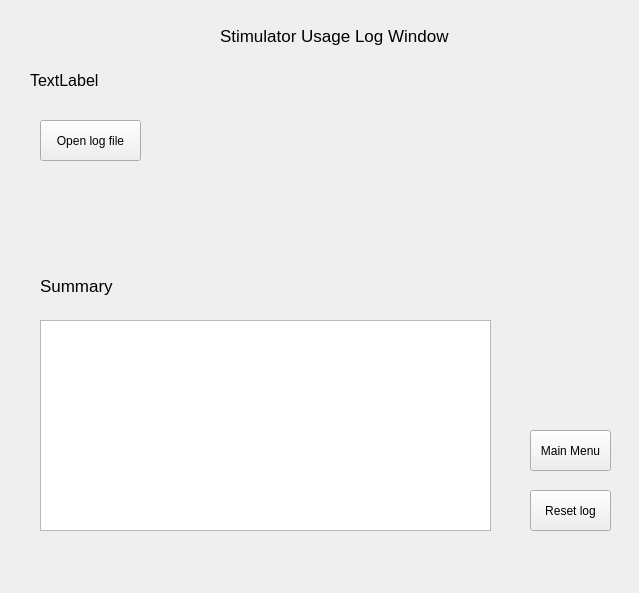
First picture: the form in POML060_v1/stimulatorlogwindow.ui, repository viniltc/POML060, before the edit.
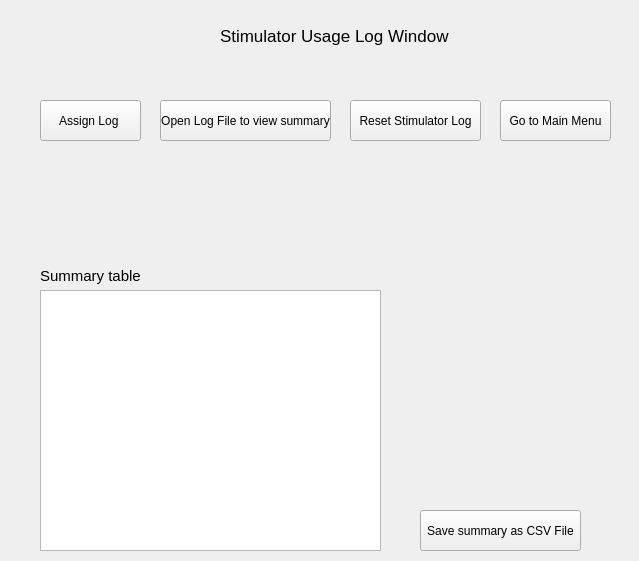
Second picture: the form after the edit.

```diff
--- a/POML060_v1/stimulatorlogwindow.ui
+++ b/POML060_v1/stimulatorlogwindow.ui
@@ -7,7 +7,7 @@
     <x>0</x>
     <y>0</y>
     <width>639</width>
-    <height>593</height>
+    <height>561</height>
    </rect>
   </property>
   <property name="windowTitle">
@@ -34,36 +34,36 @@
   <widget class="QPushButton" name="pushButton">
    <property name="geometry">
     <rect>
-     <x>530</x>
-     <y>430</y>
-     <width>81</width>
+     <x>500</x>
+     <y>100</y>
+     <width>111</width>
      <height>41</height>
     </rect>
    </property>
    <property name="text">
-    <string>Main Menu</string>
+    <string>Go to Main Menu</string>
    </property>
   </widget>
   <widget class="QPushButton" name="pushButton_3">
    <property name="geometry">
     <rect>
-     <x>530</x>
-     <y>490</y>
-     <width>81</width>
+     <x>350</x>
+     <y>100</y>
+     <width>131</width>
      <height>41</height>
     </rect>
    </property>
    <property name="text">
-    <string>Reset log</string>
+    <string>Reset Stimulator Log</string>
    </property>
   </widget>
   <widget class="QTableWidget" name="tableWidget">
    <property name="geometry">
     <rect>
      <x>40</x>
-     <y>320</y>
-     <width>451</width>
-     <height>211</height>
+     <y>290</y>
+     <width>341</width>
+     <height>261</height>
     </rect>
    </property>
   </widget>
@@ -71,38 +71,38 @@
    <property name="geometry">
     <rect>
      <x>40</x>
-     <y>270</y>
+     <y>260</y>
      <width>231</width>
      <height>31</height>
     </rect>
    </property>
    <property name="font">
     <font>
-     <pointsize>13</pointsize>
+     <pointsize>11</pointsize>
     </font>
    </property>
    <property name="text">
-    <string>Summary</string>
+    <string>Summary table</string>
    </property>
   </widget>
   <widget class="QPushButton" name="pushButton_4">
    <property name="geometry">
     <rect>
-     <x>40</x>
-     <y>120</y>
-     <width>101</width>
+     <x>160</x>
+     <y>100</y>
+     <width>171</width>
      <height>41</height>
     </rect>
    </property>
    <property name="text">
-    <string>Open log file</string>
+    <string>Open Log File to view summary</string>
    </property>
   </widget>
   <widget class="QLabel" name="label_3">
    <property name="geometry">
     <rect>
-     <x>190</x>
-     <y>160</y>
+     <x>220</x>
+     <y>180</y>
      <width>161</width>
      <height>21</height>
     </rect>
@@ -121,7 +121,7 @@
    <property name="geometry">
     <rect>
      <x>190</x>
-     <y>190</y>
+     <y>230</y>
      <width>291</width>
      <height>16</height>
     </rect>
@@ -130,22 +130,30 @@
     <string/>
    </property>
   </widget>
-  <widget class="QLabel" name="label_5">
+  <widget class="QPushButton" name="pushButton_5">
    <property name="geometry">
     <rect>
-     <x>30</x>
-     <y>70</y>
-     <width>571</width>
-     <height>20</height>
+     <x>40</x>
+     <y>100</y>
+     <width>101</width>
+     <height>41</height>
     </rect>
    </property>
-   <property name="font">
-    <font>
-     <pointsize>12</pointsize>
-    </font>
+   <property name="text">
+    <string>Assign Log </string>
    </property>
+  </widget>
+  <widget class="QPushButton" name="pushButton_2">
+   <property name="geometry">
+    <rect>
+     <x>420</x>
+     <y>510</y>
+     <width>161</width>
+     <height>41</height>
+    </rect>
+   </property>
    <property name="text">
-    <string>TextLabel</string>
+    <string>Save summary as CSV File</string>
    </property>
   </widget>
  </widget>
```
